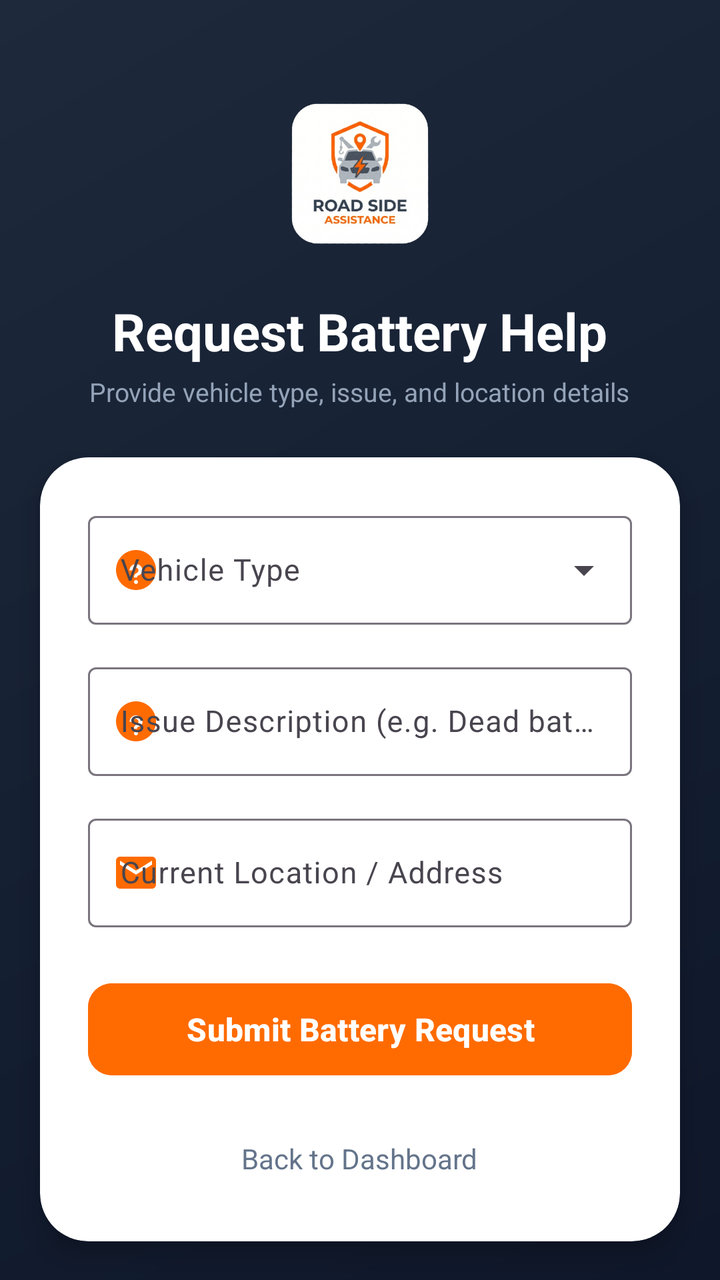
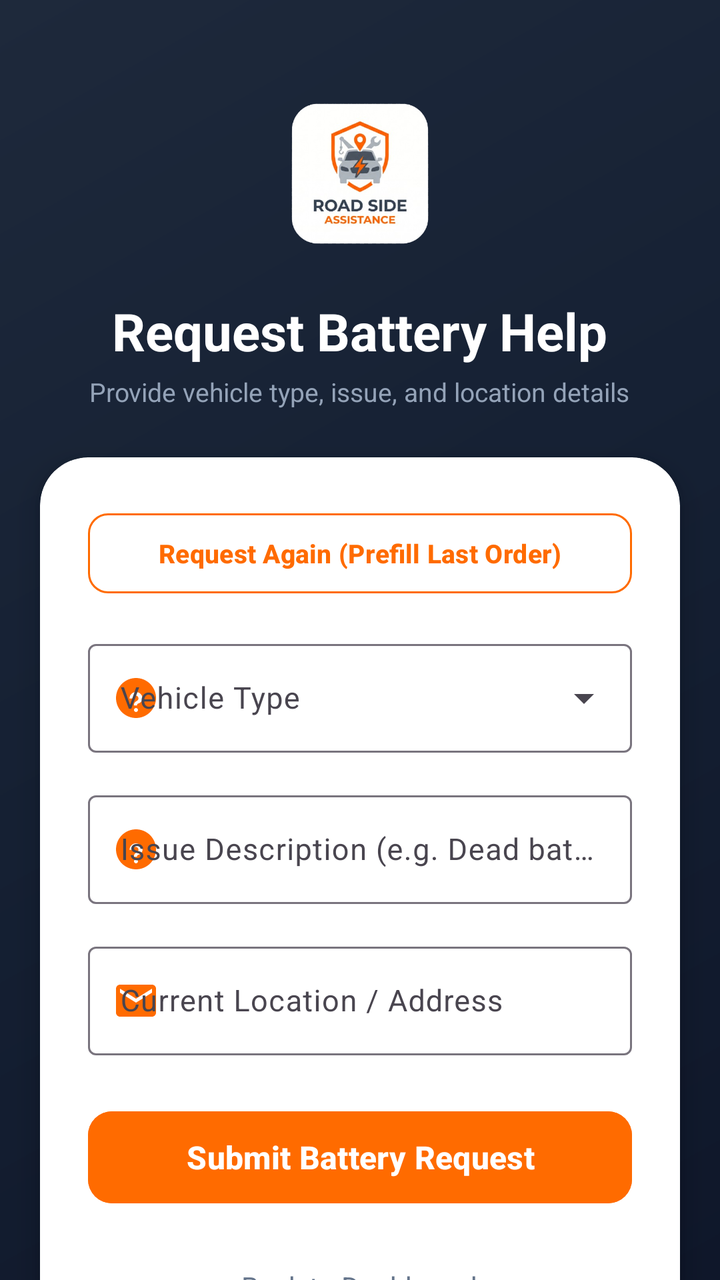

An Android layout rendered at two revisions. The XML below is the earlier revision; the diff shows what the commit changed to produce the second picture.
<!-- AndroidManifest.xml: application theme Theme.RoadSideAssistance -->
<!-- res/layout/activity_request_battery.xml -->
<?xml version="1.0" encoding="utf-8"?>
<androidx.coordinatorlayout.widget.CoordinatorLayout xmlns:android="http://schemas.android.com/apk/res/android"
    xmlns:app="http://schemas.android.com/apk/res-auto"
    xmlns:tools="http://schemas.android.com/tools"
    android:id="@+id/main"
    android:layout_width="match_parent"
    android:layout_height="match_parent"
    android:background="@drawable/splash_bg_gradient"
    tools:context=".RequestBatteryActivity">

    <androidx.core.widget.NestedScrollView
        android:layout_width="match_parent"
        android:layout_height="match_parent"
        android:fillViewport="true">

        <LinearLayout
            android:layout_width="match_parent"
            android:layout_height="wrap_content"
            android:orientation="vertical"
            android:paddingBottom="32dp">

            
            <LinearLayout
                android:layout_width="match_parent"
                android:layout_height="wrap_content"
                android:gravity="center"
                android:orientation="vertical"
                android:paddingStart="24dp"
                android:paddingTop="36dp"
                android:paddingEnd="24dp"
                android:paddingBottom="20dp">

                <ImageView
                    android:id="@+id/imgLogo"
                    android:layout_width="100dp"
                    android:layout_height="100dp"
                    android:adjustViewBounds="true"
                    android:contentDescription="@string/app_name"
                    android:scaleType="fitCenter"
                    android:src="@drawable/logo_new" />

                <TextView
                    android:layout_width="wrap_content"
                    android:layout_height="wrap_content"
                    android:layout_marginTop="12dp"
                    android:text="Request Battery Help"
                    android:textColor="@color/text_white"
                    android:textSize="26sp"
                    android:textStyle="bold" />

                <TextView
                    android:layout_width="wrap_content"
                    android:layout_height="wrap_content"
                    android:layout_marginTop="4dp"
                    android:gravity="center"
                    android:text="Provide vehicle type, issue, and location details"
                    android:textColor="@color/text_muted"
                    android:textSize="13sp" />

            </LinearLayout>

            
            <com.google.android.material.card.MaterialCardView
                android:layout_width="match_parent"
                android:layout_height="wrap_content"
                android:layout_marginStart="20dp"
                android:layout_marginTop="4dp"
                android:layout_marginEnd="20dp"
                android:layout_marginBottom="16dp"
                app:cardBackgroundColor="@color/card_bg"
                app:cardCornerRadius="24dp"
                app:cardElevation="8dp"
                app:strokeWidth="0dp">

                <LinearLayout
                    android:layout_width="match_parent"
                    android:layout_height="wrap_content"
                    android:orientation="vertical"
                    android:padding="24dp">

                    
                    <com.google.android.material.textfield.TextInputLayout
                        android:id="@+id/tilVehicleType"
                        style="@style/Widget.Material3.TextInputLayout.OutlinedBox.ExposedDropdownMenu"
                        android:layout_width="match_parent"
                        android:layout_height="wrap_content"
                        android:hint="Vehicle Type"
                        app:startIconDrawable="@drawable/ic_help_question"
                        app:startIconTint="@color/primary_orange">

                        <AutoCompleteTextView
                            android:id="@+id/actvVehicleType"
                            android:layout_width="match_parent"
                            android:layout_height="wrap_content"
                            android:inputType="none"
                            android:textSize="15sp" />

                    </com.google.android.material.textfield.TextInputLayout>

                    
                    <com.google.android.material.textfield.TextInputLayout
                        android:id="@+id/tilIssue"
                        style="@style/Widget.Material3.TextInputLayout.OutlinedBox"
                        android:layout_width="match_parent"
                        android:layout_height="wrap_content"
                        android:layout_marginTop="16dp"
                        android:hint="Issue Description (e.g. Dead battery)"
                        app:startIconDrawable="@drawable/ic_help_question"
                        app:startIconTint="@color/primary_orange">

                        <com.google.android.material.textfield.TextInputEditText
                            android:id="@+id/etIssue"
                            android:layout_width="match_parent"
                            android:layout_height="wrap_content"
                            android:inputType="textLongMessage|textCapSentences"
                            android:maxLines="3"
                            android:textSize="15sp" />

                    </com.google.android.material.textfield.TextInputLayout>

                    
                    <com.google.android.material.textfield.TextInputLayout
                        android:id="@+id/tilLocation"
                        style="@style/Widget.Material3.TextInputLayout.OutlinedBox"
                        android:layout_width="match_parent"
                        android:layout_height="wrap_content"
                        android:layout_marginTop="16dp"
                        android:hint="Current Location / Address"
                        app:startIconDrawable="@drawable/ic_email"
                        app:startIconTint="@color/primary_orange">

                        <com.google.android.material.textfield.TextInputEditText
                            android:id="@+id/etLocation"
                            android:layout_width="match_parent"
                            android:layout_height="wrap_content"
                            android:inputType="textPostalAddress|textCapWords"
                            android:maxLines="2"
                            android:textSize="15sp" />

                    </com.google.android.material.textfield.TextInputLayout>

                    
                    <com.google.android.material.button.MaterialButton
                        android:id="@+id/btnSubmitRequest"
                        android:layout_width="match_parent"
                        android:layout_height="54dp"
                        android:layout_marginTop="24dp"
                        android:backgroundTint="@color/primary_orange"
                        android:text="Submit Battery Request"
                        android:textColor="@color/text_white"
                        android:textSize="16sp"
                        android:textStyle="bold"
                        app:cornerRadius="12dp" />

                    
                    <ProgressBar
                        android:id="@+id/progressBar"
                        android:layout_width="wrap_content"
                        android:layout_height="wrap_content"
                        android:layout_gravity="center"
                        android:layout_marginTop="16dp"
                        android:indeterminateTint="@color/primary_orange"
                        android:visibility="gone" />

                    
                    <TextView
                        android:id="@+id/tvBackToMain"
                        android:layout_width="wrap_content"
                        android:layout_height="wrap_content"
                        android:layout_gravity="center"
                        android:layout_marginTop="20dp"
                        android:padding="8dp"
                        android:text="Back to Dashboard"
                        android:textColor="@color/text_secondary"
                        android:textSize="14sp" />

                </LinearLayout>

            </com.google.android.material.card.MaterialCardView>

        </LinearLayout>

    </androidx.core.widget.NestedScrollView>

</androidx.coordinatorlayout.widget.CoordinatorLayout>
<!-- resources referenced by this layout -->
<resources>
  <color name="card_bg">#FFFFFF</color>
  <color name="primary_orange">#FF6B00</color>
  <color name="text_muted">#94A3B8</color>
  <color name="text_secondary">#64748B</color>
  <color name="text_white">#FFFFFF</color>
  <!-- drawable ic_email (drawable) -->
  <vector xmlns:android="http://schemas.android.com/apk/res/android"
      android:width="24dp"
      android:height="24dp"
      android:viewportWidth="24"
      android:viewportHeight="24">
    <path
        android:fillColor="@color/icon_tint"
        android:pathData="M20,4H4c-1.1,0 -1.99,0.9 -1.99,2L2,18c0,1.1 0.9,2 2,2h16c1.1,0 2,-0.9 2,-2V6c0,-1.1 -0.9,-2 -2,-2zM20,8l-8,5 -8,-5V6l8,5 8,-5v2z"/>
  </vector>
  <!-- drawable ic_help_question (drawable) -->
  <vector xmlns:android="http://schemas.android.com/apk/res/android"
      android:width="24dp"
      android:height="24dp"
      android:viewportWidth="24"
      android:viewportHeight="24">
    <path
        android:fillColor="@color/icon_tint"
        android:pathData="M12,2C6.48,2 2,6.48 2,12s4.48,10 10,10 10,-4.48 10,-10S17.52,2 12,2zM12,19c-0.55,0 -1,-0.45 -1,-1s0.45,-1 1,-1 1,0.45 1,1 -0.45,1 -1,1zM13.07,14.75c-0.42,0.26 -0.57,0.48 -0.57,0.96h-1.5v-0.34c0,-0.83 0.43,-1.3 1.07,-1.69 0.63,-0.38 1.18,-0.74 1.18,-1.43 0,-0.83 -0.67,-1.5 -1.5,-1.5s-1.5,0.67 -1.5,1.5H8.75c0,-1.79 1.46,-3.25 3.25,-3.25s3.25,1.46 3.25,3.25c0,1.26 -0.84,1.86 -1.68,2.37z"/>
  </vector>
  <!-- drawable logo_new: png bitmap (drawable, 132657 bytes) -->
  <!-- drawable splash_bg_gradient (drawable) -->
  <?xml version="1.0" encoding="utf-8"?>
  <shape xmlns:android="http://schemas.android.com/apk/res/android"
      android:shape="rectangle">
      <gradient
          android:angle="135"
          android:startColor="@color/splash_bg_start"
          android:centerColor="#152033"
          android:endColor="@color/splash_bg_end"
          android:type="linear" />
  </shape>
  <string name="app_name">Roadside Assistance</string>
  <style name="Theme.RoadSideAssistance" parent="Base.Theme.RoadSideAssistance" />
  <color name="icon_tint">#64748B</color>
  <color name="splash_bg_start">#0F172A</color>
  <color name="splash_bg_end">#1E293B</color>
  <style name="Base.Theme.RoadSideAssistance" parent="Theme.Material3.DayNight.NoActionBar">
          
          
      </style>
</resources>

<!-- the commit's change to res/layout/activity_request_battery.xml (unified diff, before → after) -->
@@ -79,6 +79,21 @@
                     android:padding="24dp">
 
                     
+                    <com.google.android.material.button.MaterialButton
+                        android:id="@+id/btnRequestAgain"
+                        style="@style/Widget.Material3.Button.OutlinedButton"
+                        android:layout_width="match_parent"
+                        android:layout_height="48dp"
+                        android:layout_marginBottom="16dp"
+                        android:text="Request Again (Prefill Last Order)"
+                        android:textColor="@color/primary_orange"
+                        android:textSize="13sp"
+                        android:textStyle="bold"
+                        app:cornerRadius="10dp"
+                        app:strokeColor="@color/primary_orange"
+                        android:visibility="visible" />
+
+                    
                     <com.google.android.material.textfield.TextInputLayout
                         android:id="@+id/tilVehicleType"
                         style="@style/Widget.Material3.TextInputLayout.OutlinedBox.ExposedDropdownMenu"
